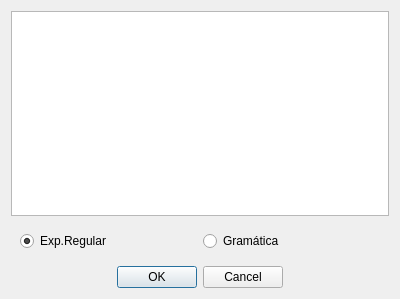
The window that kleeneup/forms/input_dialog.ui (cauebs/kleeneup) describes before a commit, drawn with Qt 5.
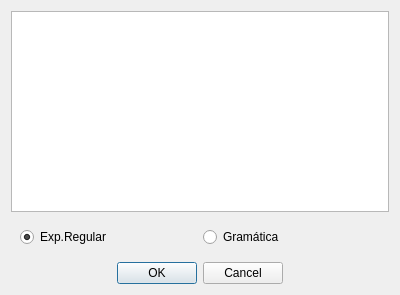
The same window after the commit.

Commit message: implemented window flow

The edit to the form file:
```diff
--- a/kleeneup/forms/input_dialog.ui
+++ b/kleeneup/forms/input_dialog.ui
@@ -7,7 +7,7 @@
     <x>0</x>
     <y>0</y>
     <width>400</width>
-    <height>299</height>
+    <height>295</height>
    </rect>
   </property>
   <property name="windowTitle">
```
Left out of the diff: 12 changed lines with no effect on the pictures. The commit also changes 3 other files.
